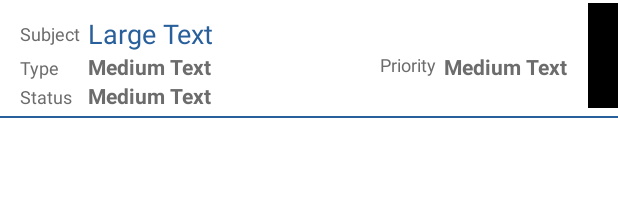
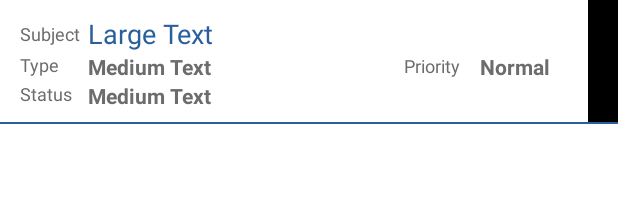
Before and after one commit to tharkana/ticketing-system, an Android app: the layout ticket_list_view.xml on its own in the app's theme, with its tools: preview values and no code run, on a phone screen of 412 x 824 dp. Shown: the top 213 px of the screen. Run offline under Robolectric (Android 15) with nearby library versions, the phone set to English and light mode, and no system bars; network calls fail.

Commit message:
Fix layout issue

```diff
--- /dev/null
+++ b/app/src/main/res/drawable/border.xml
@@ -0,0 +1,11 @@
+<?xml version="1.0" encoding="utf-8"?>
+<shape xmlns:android="http://schemas.android.com/apk/res/android"
+    android:shape="rectangle" >
+
+    <solid android:color="@color/listTextColorBlue" />
+
+    <stroke
+        android:width="1px"
+        android:color="@color/listTextColorBlue" />
+
+</shape>
--- a/app/src/main/res/layout/ticket_list_view.xml
+++ b/app/src/main/res/layout/ticket_list_view.xml
@@ -1,44 +1,29 @@
 <?xml version="1.0" encoding="utf-8"?>
-<RelativeLayout xmlns:android="http://schemas.android.com/apk/res/android"
+
+<LinearLayout xmlns:android="http://schemas.android.com/apk/res/android"
     android:layout_width="match_parent"
     android:layout_height="wrap_content"
+    android:orientation="horizontal"
+    android:paddingBottom="1dp"
+    android:background="@drawable/border">
 
-    android:background="@color/white"
-    android:orientation="vertical">
-
-    <!--<View-->
-        <!--android:id="@+id/priorityStrip"-->
-        <!--android:layout_width="40dp"-->
-        <!--android:layout_height="match_parent"-->
-        <!--android:layout_alignParentRight="true"-->
-        <!--android:background="@android:color/black" />-->
-    <!--<android.support.v7.widget.AppCompatButton-->
-        <!--android:id="@+id/priorityStrip"-->
-        <!--android:layout_width="40dp"-->
-        <!--android:layout_height="match_parent"-->
-        <!--android:layout_alignParentRight="true"-->
-        <!--android:background="@android:color/black"-->
-    <!--/>-->
-
-    <ImageView
-        android:id="@+id/priorityStrip"
-        android:layout_width="20dp"
-        android:layout_height="70dp"
-        android:layout_alignParentRight="true"
-        android:layout_marginTop="2dp"
-        android:background="@android:color/black" />
-
+    <RelativeLayout xmlns:android="http://schemas.android.com/apk/res/android"
+        android:id="@+id/relativeLayoutListView"
+        android:layout_width="0dp"
+        android:layout_height="wrap_content"
+        android:layout_weight="1"
+        android:background="@color/white">
 
         <android.support.v7.widget.AppCompatTextView
             android:id="@+id/staticTextViewSubject"
             style="@style/TextView.Grey"
             android:layout_width="wrap_content"
             android:layout_height="wrap_content"
-    android:text="Subject"
+            android:layout_alignParentLeft="true"
+            android:layout_alignParentStart="true"
+            android:layout_marginLeft="13dp"
             android:layout_marginTop="14dp"
-    android:layout_alignParentLeft="true"
-    android:layout_marginLeft="13dp"
-    android:layout_alignParentStart="true" />
+            android:text="Subject" />
 
         <android.support.v7.widget.AppCompatTextView
             android:id="@+id/textViewSubject"
@@ -59,7 +44,6 @@
             android:layout_height="wrap_content"
             android:layout_below="@id/textViewSubject"
             android:layout_marginLeft="13dp"
-    android:layout_marginTop="2dp"
             android:text="Type" />
 
         <android.support.v7.widget.AppCompatTextView
@@ -80,50 +64,50 @@
             android:layout_height="wrap_content"
             android:layout_below="@id/textViewType"
             android:layout_marginLeft="13dp"
-    android:layout_marginTop="2dp"
             android:text="Status" />
 
         <android.support.v7.widget.AppCompatTextView
             android:id="@+id/textViewStatus"
+            style="@style/TextView.Grey.Large"
             android:layout_width="wrap_content"
             android:layout_height="wrap_content"
-    style="@style/TextView.Grey.Large"
+            android:layout_alignLeft="@id/textViewType"
             android:layout_below="@+id/textViewType"
+            android:layout_marginBottom="8dp"
             android:layout_toRightOf="@id/staticTextViewStatus"
-    android:layout_alignLeft="@id/textViewType"
-    android:text="Medium Text"
-    android:layout_marginBottom="8dp"/>
+            android:text="Medium Text" />
 
         <android.support.v7.widget.AppCompatTextView
             android:id="@+id/staticTextViewPriority"
             style="@style/TextView.Grey"
             android:layout_width="wrap_content"
             android:layout_height="wrap_content"
-    android:text="Priority"
             android:layout_below="@id/textViewSubject"
-    android:layout_toLeftOf="@+id/textViewPriority"
-    android:layout_toStartOf="@+id/textViewPriority"
-    android:layout_marginRight="5dp"/>
+            android:layout_marginRight="85dp"
+            android:layout_marginTop="0.5dp"
+            android:layout_alignParentRight="true"
+            android:text="Priority" />
+            <!--            android:layout_toLeftOf="@+id/textViewPriority"
+            android:layout_toStartOf="@+id/textViewPriority"-->
 
         <android.support.v7.widget.AppCompatTextView
             android:id="@+id/textViewPriority"
+            style="@style/TextView.Grey.Large"
             android:layout_width="wrap_content"
             android:layout_height="wrap_content"
-    style="@style/TextView.Grey.Large"
+            android:layout_alignParentRight="true"
             android:layout_below="@id/textViewSubject"
-    android:text="Medium Text"
-    android:layout_marginRight="13dp"
-    android:layout_toLeftOf="@id/priorityStrip"/>
-
-<View
-    android:id="@+id/sep"
-    android:layout_width="match_parent"
-    android:layout_height="1dp"
-    android:layout_marginTop="5dp"
-    android:layout_below="@id/priorityStrip"
-    android:background="@color/listTextColorBlue"
-    />
-
+            android:layout_marginRight="25dp"
+            android:text="Normal" />
 
 
     </RelativeLayout>
+
+    <ImageView
+        android:id="@+id/priorityStrip"
+        android:layout_width="20dp"
+        android:layout_height="match_parent"
+        android:layout_alignParentRight="true"
+        android:background="@android:color/black" />
+
+</LinearLayout>
```
Lines whose indentation alone changed are shown as unchanged.
